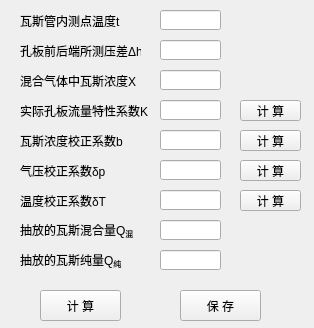
The window that python/cbm/uifiles/pore_flow_dlg.ui (wyrover/cbm) describes before a commit, drawn with Qt 5.
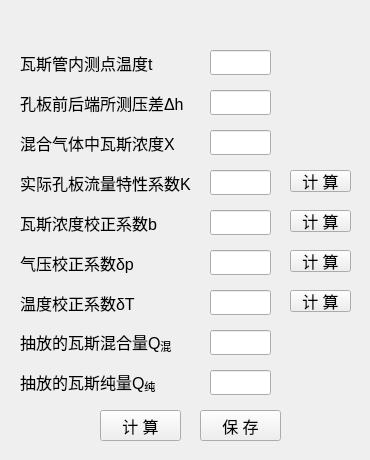
The same window after the commit. Icons and pictures are not drawn.

Diff of the .ui file:
```diff
--- a/python/cbm/uifiles/pore_flow_dlg.ui
+++ b/python/cbm/uifiles/pore_flow_dlg.ui
@@ -6,8 +6,8 @@
    <rect>
     <x>0</x>
     <y>0</y>
-    <width>314</width>
-    <height>328</height>
+    <width>370</width>
+    <height>460</height>
    </rect>
   </property>
   <property name="windowTitle">
@@ -17,290 +17,532 @@
    <iconset resource="../usecad.qrc">
     <normaloff>:/images/cbm.ico</normaloff>:/images/cbm.ico</iconset>
   </property>
-  <widget class="QLineEdit" name="t">
+  <widget class="QWidget" name="widget_main" native="true">
    <property name="geometry">
     <rect>
-     <x>160</x>
-     <y>10</y>
-     <width>61</width>
-     <height>20</height>
+     <x>0</x>
+     <y>30</y>
+     <width>371</width>
+     <height>431</height>
     </rect>
    </property>
-  </widget>
-  <widget class="QLabel" name="mineName_label_10">
+   <widget class="QLabel" name="mineName_label_17">
    <property name="geometry">
     <rect>
      <x>20</x>
-     <y>10</y>
-     <width>111</width>
-     <height>21</height>
-    </rect>
-   </property>
+      <y>300</y>
+      <width>171</width>
+      <height>25</height>
+     </rect>
+    </property>
+    <property name="font">
+     <font>
+      <pointsize>12</pointsize>
+     </font>
+    </property>
    <property name="text">
-    <string>瓦斯管内测点温度t</string>
+     <string>&lt;html&gt;&lt;head/&gt;&lt;body&gt;&lt;p&gt;抽放的瓦斯混合量Q&lt;span style=&quot; vertical-align:sub;&quot;&gt;混&lt;/span&gt;&lt;/p&gt;&lt;/body&gt;&lt;/html&gt;</string>
+    </property>
+   </widget>
+   <widget class="QLineEdit" name="k">
+    <property name="geometry">
+     <rect>
+      <x>210</x>
+      <y>140</y>
+      <width>61</width>
+      <height>25</height>
+     </rect>
+    </property>
+    <property name="font">
+     <font>
+      <pointsize>12</pointsize>
+     </font>
+    </property>
+   </widget>
+   <widget class="QPushButton" name="delta_p_cacl">
+    <property name="geometry">
+     <rect>
+      <x>290</x>
+      <y>220</y>
+      <width>61</width>
+      <height>22</height>
+     </rect>
+    </property>
+    <property name="font">
+     <font>
+      <pointsize>12</pointsize>
+     </font>
+    </property>
+    <property name="text">
+     <string>计 算</string>
+    </property>
+   </widget>
+   <widget class="QPushButton" name="b_cacl">
+    <property name="geometry">
+     <rect>
+      <x>290</x>
+      <y>180</y>
+      <width>61</width>
+      <height>22</height>
+     </rect>
+    </property>
+    <property name="font">
+     <font>
+      <pointsize>12</pointsize>
+     </font>
+    </property>
+    <property name="text">
+     <string>计 算</string>
+    </property>
+   </widget>
+   <widget class="QLineEdit" name="q_hun">
+    <property name="geometry">
+     <rect>
+      <x>210</x>
+      <y>300</y>
+      <width>61</width>
+      <height>25</height>
+     </rect>
+    </property>
+    <property name="font">
+     <font>
+      <pointsize>12</pointsize>
+     </font>
+    </property>
+   </widget>
+   <widget class="QLineEdit" name="x">
+    <property name="geometry">
+     <rect>
+      <x>210</x>
+      <y>100</y>
+      <width>61</width>
+      <height>25</height>
+     </rect>
+    </property>
+    <property name="font">
+     <font>
+      <pointsize>12</pointsize>
+     </font>
+    </property>
+   </widget>
+   <widget class="QPushButton" name="k_cacl">
+    <property name="geometry">
+     <rect>
+      <x>290</x>
+      <y>140</y>
+      <width>61</width>
+      <height>22</height>
+     </rect>
+    </property>
+    <property name="font">
+     <font>
+      <pointsize>12</pointsize>
+     </font>
+    </property>
+    <property name="text">
+     <string>计 算</string>
    </property>
   </widget>
   <widget class="QLineEdit" name="dh">
    <property name="geometry">
     <rect>
-     <x>160</x>
-     <y>40</y>
+      <x>210</x>
+      <y>60</y>
      <width>61</width>
-     <height>20</height>
-    </rect>
+      <height>25</height>
+     </rect>
+    </property>
+    <property name="font">
+     <font>
+      <pointsize>12</pointsize>
+     </font>
+    </property>
+   </widget>
+   <widget class="QPushButton" name="cacl">
+    <property name="geometry">
+     <rect>
+      <x>100</x>
+      <y>380</y>
+      <width>81</width>
+      <height>31</height>
+     </rect>
+    </property>
+    <property name="font">
+     <font>
+      <pointsize>12</pointsize>
+     </font>
+    </property>
+    <property name="text">
+     <string>计 算</string>
+    </property>
+   </widget>
+   <widget class="QPushButton" name="save">
+    <property name="geometry">
+     <rect>
+      <x>200</x>
+      <y>380</y>
+      <width>81</width>
+      <height>31</height>
+     </rect>
+    </property>
+    <property name="font">
+     <font>
+      <pointsize>12</pointsize>
+     </font>
+    </property>
+    <property name="text">
+     <string>保 存</string>
    </property>
   </widget>
   <widget class="QLabel" name="mineName_label_11">
    <property name="geometry">
     <rect>
      <x>20</x>
-     <y>40</y>
-     <width>121</width>
-     <height>21</height>
-    </rect>
-   </property>
+      <y>60</y>
+      <width>181</width>
+      <height>25</height>
+     </rect>
+    </property>
+    <property name="font">
+     <font>
+      <pointsize>12</pointsize>
+     </font>
+    </property>
    <property name="text">
     <string>孔板前后端所测压差Δh</string>
    </property>
   </widget>
-  <widget class="QLineEdit" name="X">
-   <property name="geometry">
-    <rect>
-     <x>160</x>
-     <y>70</y>
-     <width>61</width>
-     <height>20</height>
-    </rect>
-   </property>
-  </widget>
-  <widget class="QLabel" name="mineName_label_12">
-   <property name="geometry">
-    <rect>
-     <x>20</x>
-     <y>70</y>
-     <width>121</width>
-     <height>21</height>
-    </rect>
-   </property>
-   <property name="text">
-    <string>混合气体中瓦斯浓度X</string>
-   </property>
-  </widget>
   <widget class="QLabel" name="mineName_label_13">
    <property name="geometry">
     <rect>
      <x>20</x>
-     <y>100</y>
-     <width>131</width>
-     <height>21</height>
-    </rect>
-   </property>
+      <y>140</y>
+      <width>181</width>
+      <height>25</height>
+     </rect>
+    </property>
+    <property name="font">
+     <font>
+      <pointsize>12</pointsize>
+     </font>
+    </property>
    <property name="text">
     <string>实际孔板流量特性系数K</string>
    </property>
   </widget>
-  <widget class="QLineEdit" name="K">
+   <widget class="QLabel" name="mineName_label_10">
    <property name="geometry">
     <rect>
-     <x>160</x>
-     <y>100</y>
-     <width>61</width>
-     <height>20</height>
-    </rect>
-   </property>
+      <x>20</x>
+      <y>20</y>
+      <width>151</width>
+      <height>25</height>
+     </rect>
+    </property>
+    <property name="font">
+     <font>
+      <pointsize>12</pointsize>
+     </font>
+    </property>
+    <property name="text">
+     <string>瓦斯管内测点温度t</string>
+    </property>
   </widget>
   <widget class="QLineEdit" name="b">
    <property name="geometry">
     <rect>
-     <x>160</x>
-     <y>130</y>
+      <x>210</x>
+      <y>180</y>
      <width>61</width>
-     <height>20</height>
-    </rect>
-   </property>
-  </widget>
-  <widget class="QLabel" name="mineName_label_14">
+      <height>25</height>
+     </rect>
+    </property>
+    <property name="font">
+     <font>
+      <pointsize>12</pointsize>
+     </font>
+    </property>
+   </widget>
+   <widget class="QLineEdit" name="delta_p">
    <property name="geometry">
     <rect>
+      <x>210</x>
+      <y>220</y>
+      <width>61</width>
+      <height>25</height>
+     </rect>
+    </property>
+    <property name="font">
+     <font>
+      <pointsize>12</pointsize>
+     </font>
+    </property>
+   </widget>
+   <widget class="QLabel" name="mineName_label_18">
+    <property name="geometry">
+     <rect>
      <x>20</x>
-     <y>130</y>
-     <width>131</width>
-     <height>21</height>
-    </rect>
-   </property>
+      <y>340</y>
+      <width>151</width>
+      <height>25</height>
+     </rect>
+    </property>
+    <property name="font">
+     <font>
+      <pointsize>12</pointsize>
+     </font>
+    </property>
    <property name="text">
-    <string>瓦斯浓度校正系数b</string>
+     <string>&lt;html&gt;&lt;head/&gt;&lt;body&gt;&lt;p&gt;抽放的瓦斯纯量Q&lt;span style=&quot; vertical-align:sub;&quot;&gt;纯&lt;/span&gt;&lt;/p&gt;&lt;/body&gt;&lt;/html&gt;</string>
+    </property>
+   </widget>
+   <widget class="QLineEdit" name="delta_t">
+    <property name="geometry">
+     <rect>
+      <x>210</x>
+      <y>260</y>
+      <width>61</width>
+      <height>25</height>
+     </rect>
+    </property>
+    <property name="font">
+     <font>
+      <pointsize>12</pointsize>
+     </font>
+    </property>
+   </widget>
+   <widget class="QLabel" name="mineName_label_12">
+    <property name="geometry">
+     <rect>
+      <x>20</x>
+      <y>100</y>
+      <width>171</width>
+      <height>25</height>
+     </rect>
+    </property>
+    <property name="font">
+     <font>
+      <pointsize>12</pointsize>
+     </font>
+    </property>
+    <property name="text">
+     <string>混合气体中瓦斯浓度X</string>
+    </property>
+   </widget>
+   <widget class="QLineEdit" name="t">
+    <property name="geometry">
+     <rect>
+      <x>210</x>
+      <y>20</y>
+      <width>61</width>
+      <height>25</height>
+     </rect>
+    </property>
+    <property name="font">
+     <font>
+      <pointsize>12</pointsize>
+     </font>
    </property>
   </widget>
   <widget class="QLabel" name="mineName_label_15">
    <property name="geometry">
     <rect>
      <x>20</x>
-     <y>160</y>
-     <width>131</width>
-     <height>21</height>
-    </rect>
-   </property>
+      <y>220</y>
+      <width>141</width>
+      <height>25</height>
+     </rect>
+    </property>
+    <property name="font">
+     <font>
+      <pointsize>12</pointsize>
+     </font>
+    </property>
    <property name="text">
     <string>气压校正系数δp</string>
    </property>
   </widget>
-  <widget class="QLineEdit" name="delta_p">
+   <widget class="QLabel" name="mineName_label_14">
    <property name="geometry">
     <rect>
-     <x>160</x>
-     <y>160</y>
-     <width>61</width>
-     <height>20</height>
-    </rect>
-   </property>
+      <x>20</x>
+      <y>180</y>
+      <width>161</width>
+      <height>25</height>
+     </rect>
+    </property>
+    <property name="font">
+     <font>
+      <pointsize>12</pointsize>
+     </font>
+    </property>
+    <property name="text">
+     <string>瓦斯浓度校正系数b</string>
+    </property>
   </widget>
   <widget class="QLabel" name="mineName_label_16">
    <property name="geometry">
     <rect>
      <x>20</x>
-     <y>190</y>
-     <width>131</width>
-     <height>21</height>
-    </rect>
-   </property>
+      <y>260</y>
+      <width>141</width>
+      <height>25</height>
+     </rect>
+    </property>
+    <property name="font">
+     <font>
+      <pointsize>12</pointsize>
+     </font>
+    </property>
    <property name="text">
     <string>温度校正系数δT</string>
    </property>
   </widget>
-  <widget class="QLineEdit" name="delta_t">
+   <widget class="QLineEdit" name="q_chun">
    <property name="geometry">
     <rect>
-     <x>160</x>
-     <y>190</y>
+      <x>210</x>
+      <y>340</y>
      <width>61</width>
-     <height>20</height>
-    </rect>
-   </property>
-  </widget>
-  <widget class="QLabel" name="mineName_label_17">
-   <property name="geometry">
-    <rect>
-     <x>20</x>
-     <y>220</y>
-     <width>131</width>
-     <height>21</height>
-    </rect>
-   </property>
-   <property name="text">
-    <string>&lt;html&gt;&lt;head/&gt;&lt;body&gt;&lt;p&gt;抽放的瓦斯混合量Q&lt;span style=&quot; vertical-align:sub;&quot;&gt;混&lt;/span&gt;&lt;/p&gt;&lt;/body&gt;&lt;/html&gt;</string>
-   </property>
-  </widget>
-  <widget class="QLineEdit" name="Q_hun">
+      <height>25</height>
+     </rect>
+    </property>
+    <property name="font">
+     <font>
+      <pointsize>12</pointsize>
+     </font>
+    </property>
+   </widget>
+   <widget class="QPushButton" name="delta_t_cacl">
    <property name="geometry">
     <rect>
-     <x>160</x>
-     <y>220</y>
+      <x>290</x>
+      <y>260</y>
      <width>61</width>
-     <height>20</height>
-    </rect>
-   </property>
-  </widget>
-  <widget class="QLabel" name="mineName_label_18">
-   <property name="geometry">
-    <rect>
-     <x>20</x>
-     <y>250</y>
-     <width>131</width>
-     <height>21</height>
-    </rect>
+      <height>22</height>
+     </rect>
+    </property>
+    <property name="font">
+     <font>
+      <pointsize>12</pointsize>
+     </font>
    </property>
    <property name="text">
-    <string>&lt;html&gt;&lt;head/&gt;&lt;body&gt;&lt;p&gt;抽放的瓦斯纯量Q&lt;span style=&quot; vertical-align:sub;&quot;&gt;纯&lt;/span&gt;&lt;/p&gt;&lt;/body&gt;&lt;/html&gt;</string>
-   </property>
-  </widget>
-  <widget class="QLineEdit" name="Q_chun">
+     <string>计 算</string>
+    </property>
+   </widget>
+  </widget>
+  <widget class="QWidget" name="widget_title" native="true">
    <property name="geometry">
     <rect>
-     <x>160</x>
-     <y>250</y>
-     <width>61</width>
-     <height>20</height>
+     <x>0</x>
+     <y>0</y>
+     <width>371</width>
+     <height>31</height>
     </rect>
    </property>
-  </widget>
-  <widget class="QPushButton" name="save">
+   <widget class="QLabel" name="lab_Ico">
    <property name="geometry">
     <rect>
-     <x>180</x>
-     <y>290</y>
-     <width>81</width>
+      <x>0</x>
+      <y>0</y>
+      <width>31</width>
      <height>31</height>
     </rect>
    </property>
+    <property name="sizePolicy">
+     <sizepolicy hsizetype="Minimum" vsizetype="Preferred">
+      <horstretch>0</horstretch>
+      <verstretch>0</verstretch>
+     </sizepolicy>
+    </property>
+    <property name="minimumSize">
+     <size>
+      <width>30</width>
+      <height>0</height>
+     </size>
+    </property>
    <property name="text">
-    <string>保 存</string>
-   </property>
-  </widget>
-  <widget class="QPushButton" name="cacl">
+     <string>&lt;!DOCTYPE HTML PUBLIC &quot;-//W3C//DTD HTML 4.0//EN&quot; &quot;http://www.w3.org/TR/REC-html40/strict.dtd&quot;&gt;
+&lt;html&gt;&lt;head&gt;&lt;meta name=&quot;qrichtext&quot; content=&quot;1&quot; /&gt;&lt;style type=&quot;text/css&quot;&gt;
+p, li { white-space: pre-wrap; }
+&lt;/style&gt;&lt;/head&gt;&lt;body style=&quot; font-family:'SimSun'; font-size:9pt; font-weight:400; font-style:normal;&quot;&gt;
+&lt;p style=&quot;-qt-paragraph-type:empty; margin-top:0px; margin-bottom:0px; margin-left:0px; margin-right:0px; -qt-block-indent:0; text-indent:0px;&quot;&gt;&lt;br /&gt;&lt;/p&gt;&lt;/body&gt;&lt;/html&gt;</string>
+    </property>
+    <property name="alignment">
+     <set>Qt::AlignCenter</set>
+    </property>
+   </widget>
+   <widget class="QLabel" name="lab_Title">
    <property name="geometry">
     <rect>
      <x>40</x>
-     <y>290</y>
-     <width>81</width>
+      <y>0</y>
+      <width>281</width>
      <height>31</height>
     </rect>
    </property>
-   <property name="text">
-    <string>计 算</string>
-   </property>
-  </widget>
-  <widget class="QPushButton" name="K_cacl">
-   <property name="geometry">
-    <rect>
-     <x>240</x>
-     <y>100</y>
-     <width>61</width>
-     <height>21</height>
-    </rect>
+    <property name="sizePolicy">
+     <sizepolicy hsizetype="Expanding" vsizetype="Preferred">
+      <horstretch>0</horstretch>
+      <verstretch>0</verstretch>
+     </sizepolicy>
+    </property>
+    <property name="styleSheet">
+     <string notr="true">font: 10pt &quot;微软雅黑&quot;;</string>
    </property>
    <property name="text">
-    <string>计 算</string>
-   </property>
-  </widget>
-  <widget class="QPushButton" name="b_cacl">
+     <string/>
+    </property>
+    <property name="alignment">
+     <set>Qt::AlignLeading|Qt::AlignLeft|Qt::AlignVCenter</set>
+    </property>
+   </widget>
+   <widget class="QPushButton" name="btnMenu_Close">
    <property name="geometry">
     <rect>
-     <x>240</x>
-     <y>130</y>
-     <width>61</width>
-     <height>21</height>
-    </rect>
-   </property>
-   <property name="text">
-    <string>计 算</string>
-   </property>
-  </widget>
-  <widget class="QPushButton" name="delta_p_cacl">
-   <property name="geometry">
-    <rect>
-     <x>240</x>
-     <y>160</y>
-     <width>61</width>
-     <height>21</height>
-    </rect>
-   </property>
-   <property name="text">
-    <string>计 算</string>
-   </property>
-  </widget>
-  <widget class="QPushButton" name="delta_T_cacl">
-   <property name="geometry">
-    <rect>
-     <x>240</x>
-     <y>190</y>
-     <width>61</width>
-     <height>21</height>
-    </rect>
-   </property>
+      <x>330</x>
+      <y>0</y>
+      <width>41</width>
+      <height>31</height>
+     </rect>
+    </property>
+    <property name="sizePolicy">
+     <sizepolicy hsizetype="Minimum" vsizetype="Expanding">
+      <horstretch>0</horstretch>
+      <verstretch>0</verstretch>
+     </sizepolicy>
+    </property>
+    <property name="minimumSize">
+     <size>
+      <width>40</width>
+      <height>0</height>
+     </size>
+    </property>
+    <property name="font">
+     <font>
+      <pointsize>12</pointsize>
+     </font>
+    </property>
+    <property name="cursor">
+     <cursorShape>ArrowCursor</cursorShape>
+    </property>
+    <property name="focusPolicy">
+     <enum>Qt::NoFocus</enum>
+    </property>
    <property name="text">
-    <string>计 算</string>
-   </property>
+     <string/>
+    </property>
+    <property name="iconSize">
+     <size>
+      <width>32</width>
+      <height>32</height>
+     </size>
+    </property>
+    <property name="flat">
+     <bool>true</bool>
+    </property>
+   </widget>
   </widget>
  </widget>
  <resources>
```
Lines whose indentation alone changed are shown as unchanged.
